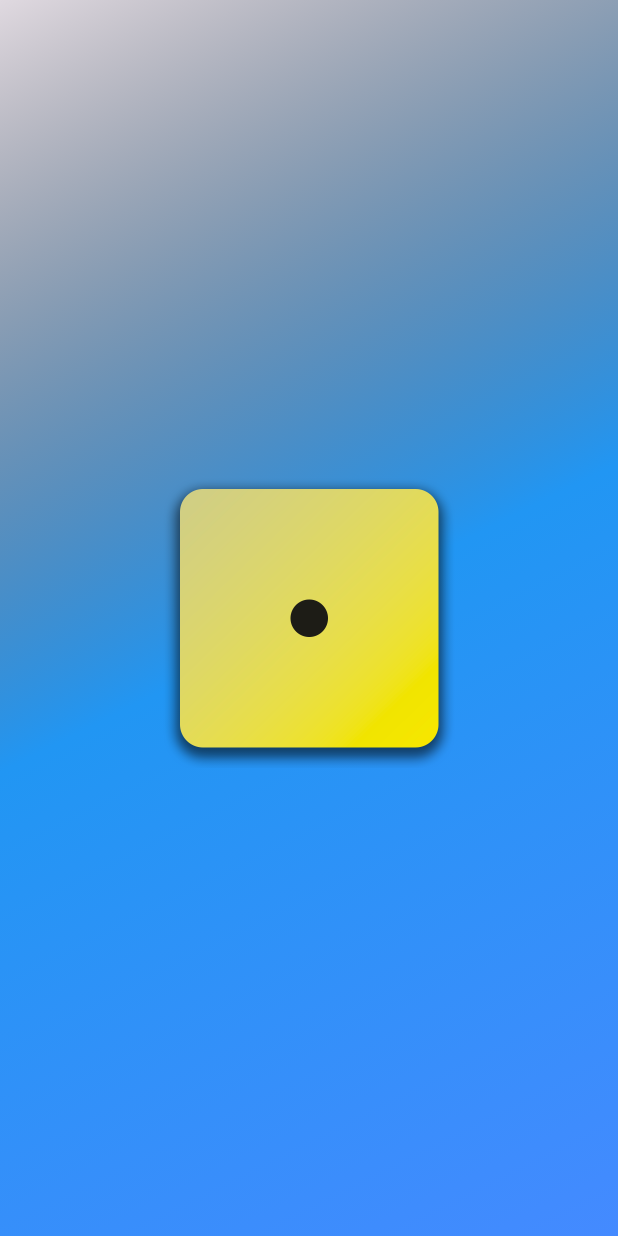
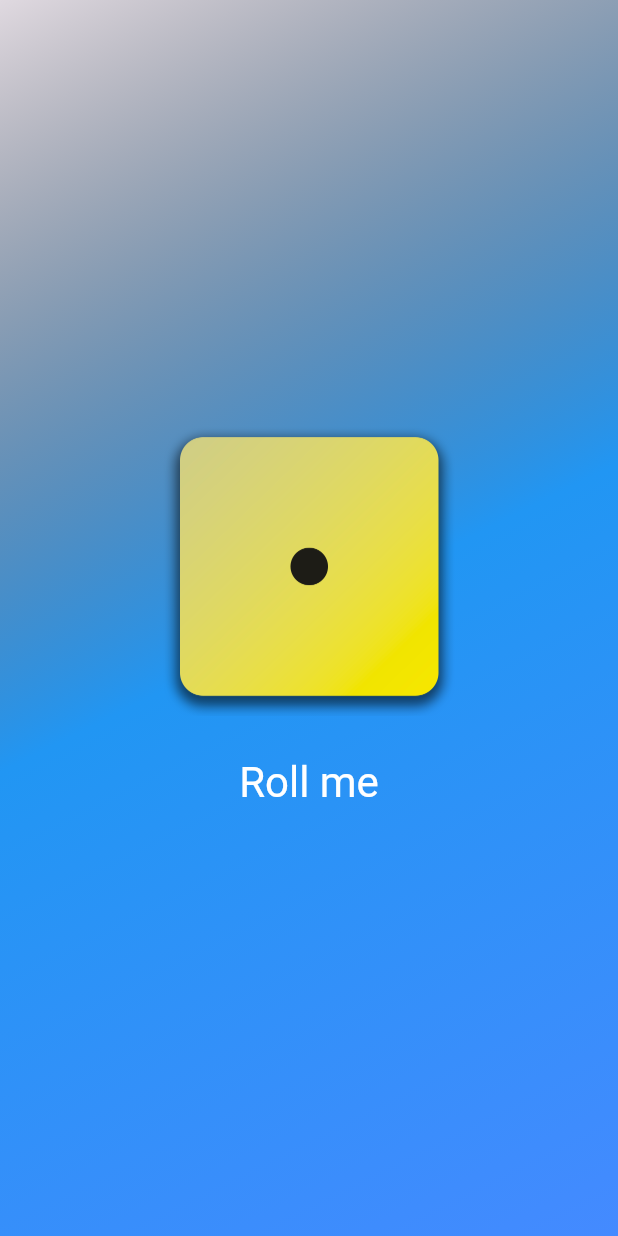
Before and after one commit to Dannysyed/GettingStartedWithFlutter, a Flutter app: the screen it shows after launch, on a phone screen of 412 x 824 dp. Run offline on Flutter 3.47's test engine with Material 3 defaults, Android fonts, the phone set to English and light mode, and no system bars.

Commit message:
Completing the dice roll app

```diff
--- a/lib/gradient_container.dart
+++ b/lib/gradient_container.dart
@@ -1,9 +1,10 @@
 import 'package:flutter/material.dart';
-import 'package:flutter_application_1/color_text.dart';
+import 'package:flutter_application_1/dice_roller.dart';
 
 class GradientContainer extends StatelessWidget {
   const GradientContainer(this.colors, {super.key});
   final List<Color> colors;
+
   @override
   Widget build(context) {
     return Container(
@@ -13,11 +14,7 @@ class GradientContainer extends StatelessWidget {
             begin: Alignment.topLeft,
             end: Alignment.bottomRight),
       ),
-      child: Center(
-          child: Image.asset(
-        'assets/images/dice-1.png',
-        width: 200,
-      )),
+      child: const Center(child: DiceRoller()),
     );
   }
 }
```
